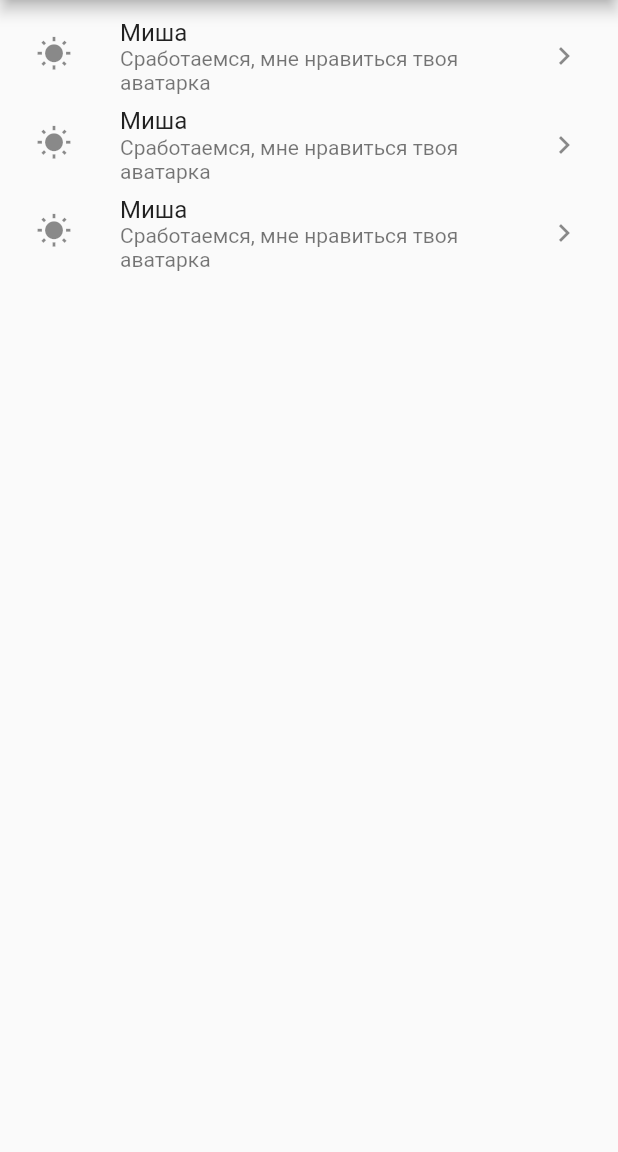
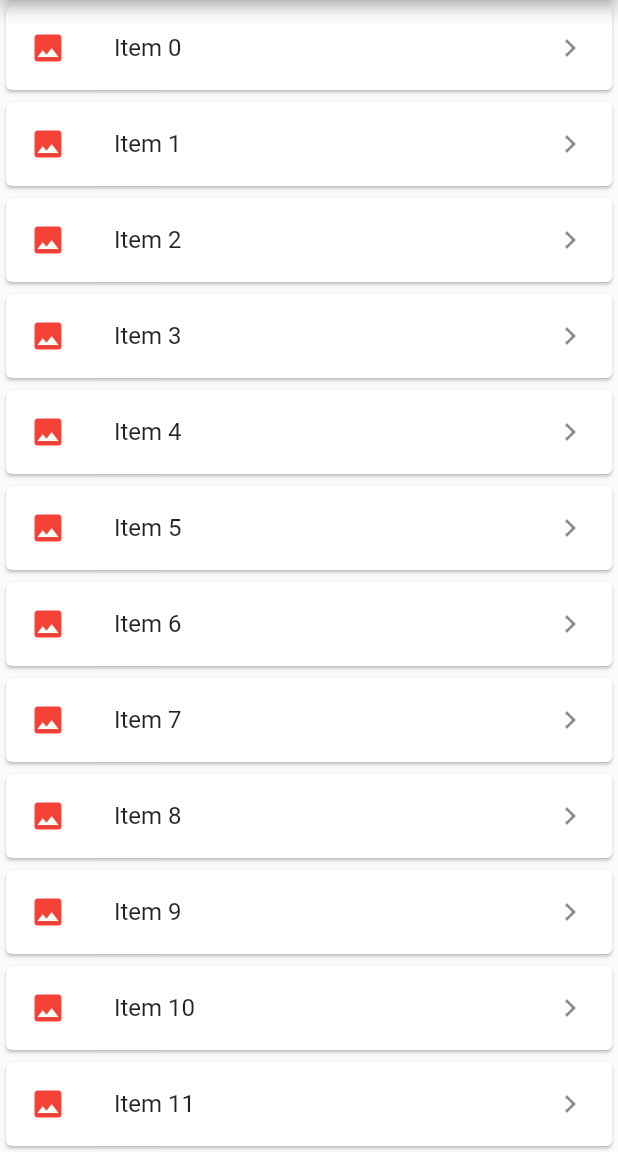
Before and after one commit to USSRFantom/static_listview, a Flutter app: the screen it shows after launch, on a phone screen of 412 x 824 dp, the part 84-1236 px from its top. Run offline on Flutter 3.47's test engine with Material 2 defaults, Android fonts, the phone set to English and light mode, and no system bars.

Commit message:
dynamic listview

```diff
--- a/lib/main.dart
+++ b/lib/main.dart
@@ -25,28 +25,17 @@ class BodyListView extends StatelessWidget {
 }
 
 Widget _myListView() {
-  return ListView(
-    padding: EdgeInsets.all(8.0),
-    children: [
-      ListTile(
-        title: Text('Миша'),
-        subtitle: Text('Сработаемся, мне нравиться твоя аватарка'),
-        leading: Icon(Icons.wb_sunny),
-        trailing: Icon(Icons.keyboard_arrow_right),
-      ),
-      ListTile(
-        title: Text('Миша'),
-        subtitle: Text('Сработаемся, мне нравиться твоя аватарка'),
-        leading: Icon(Icons.wb_sunny),
-        trailing: Icon(Icons.keyboard_arrow_right),
-      ),
-      ListTile(
-        title: Text('Миша'),
-        subtitle: Text('Сработаемся, мне нравиться твоя аватарка'),
-        leading: Icon(Icons.wb_sunny),
-        trailing: Icon(Icons.keyboard_arrow_right),
-      ),
+  final List<String> items = List<String>.generate(10000, (i) => 'Item $i');
 
-    ],
-  );
+  return ListView.builder(
+      itemCount: items.length,
+      itemBuilder: (context, index) {
+        return Card(
+          child: ListTile(
+            title: Text('${items[index]}'),
+            leading: Icon(Icons.insert_photo, color: Colors.red,),
+            trailing: Icon(Icons.keyboard_arrow_right),
+          ),
+        );
+      });
 }
```
